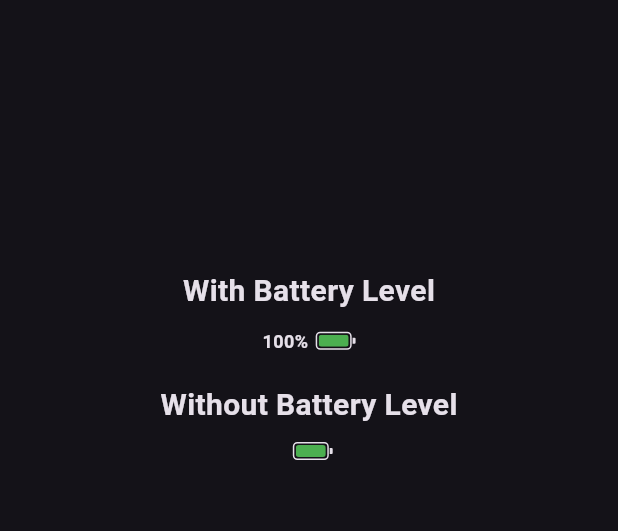
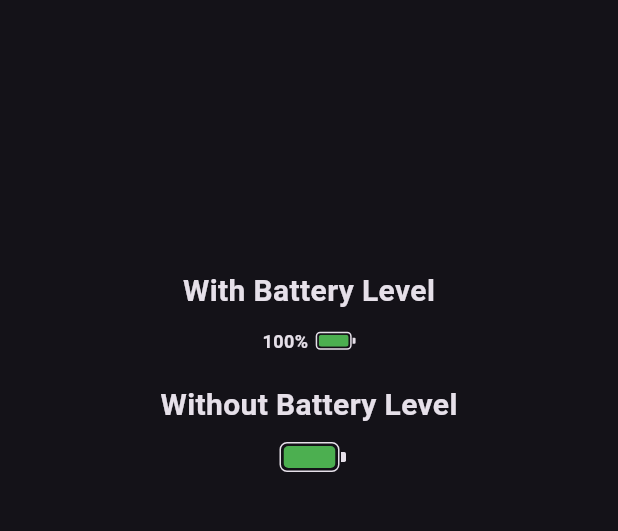
Before and after one commit to mantreshkhurana/realtime_battery_indicator, a Flutter app: the screen it shows after launch, on a phone screen of 412 x 824 dp, the part 74-605 px from its top. Run offline on Flutter 3.47's test engine with Material 2 defaults, Android fonts, the phone set to English and light mode, and no system bars; our stand-ins replace battery_plus.

Commit message:
`v1.0.2` Update

```diff
--- a/example/lib/main.dart
+++ b/example/lib/main.dart
@@ -66,6 +66,12 @@ class MyHomePage extends StatelessWidget {
             children: [
               BatteryIndicator(
                 showBatteryLevel: false,
+                size: 20.0,
+                textStyle: TextStyle(
+                  fontSize: 20.0,
+                  fontWeight: FontWeight.bold,
+                ),
+                duration: Duration(milliseconds: 200),
               ),
             ],
           ),
--- a/lib/src/battery_indicator.dart
+++ b/lib/src/battery_indicator.dart
@@ -1,6 +1,7 @@
 import 'battery_status.dart';
 import 'index.dart';
 
+/// A widget that displays the battery level and status.
 class DefaultBatteryIndicator extends StatelessWidget {
   const DefaultBatteryIndicator({
     super.key,
@@ -11,14 +12,19 @@ class DefaultBatteryIndicator extends StatelessWidget {
     this.duration = const Duration(seconds: 1),
   }) : assert(trackAspectRatio >= 1, 'width:height must >= 1');
 
+  /// The battery status.
   final DefaultBatteryStatus status;
 
+  /// The height of the track.
   final double trackHeight;
 
+  /// The width of the track.
   final double trackAspectRatio;
 
+  /// The curve of the animation.
   final Curve curve;
 
+  /// The duration of the animation.
   final Duration duration;
 
   @override
--- a/lib/src/battery_status.dart
+++ b/lib/src/battery_status.dart
@@ -1,6 +1,7 @@
 import 'battery_status_type.dart';
 import 'index.dart';
 
+/// [DefaultBatteryStatus] is a class that displays the battery level and status.
 class DefaultBatteryStatus {
   const DefaultBatteryStatus({
     required int value,
--- a/lib/src/realtime.dart
+++ b/lib/src/realtime.dart
@@ -59,12 +59,28 @@ Widget getBatteryLevel() {
   );
 }
 
+/// [BatteryIndicator] is a widget that displays the battery level and status.
 class BatteryIndicator extends StatefulWidget {
+  /// [showBatteryLevel] is a boolean that determines whether to show the battery level.
   final bool showBatteryLevel;
+
+  /// [textStyle] is a TextStyle that determines the style of the battery level.
+  final TextStyle textStyle;
+
+  /// [size] is a double that determines the size of the battery indicator.
+  final double size;
+
+  final Duration duration;
 
   const BatteryIndicator({
     super.key,
     this.showBatteryLevel = true,
+    this.textStyle = const TextStyle(
+      fontSize: 12.0,
+      fontWeight: FontWeight.w600,
+    ),
+    this.size = 12.0,
+    this.duration = const Duration(milliseconds: 300),
   });
 
   @override
@@ -119,10 +135,7 @@ class _BatteryIndicatorState extends State<BatteryIndicator> {
               widget.showBatteryLevel
                   ? Text(
                       '${snapshot.data}%',
-                      style: const TextStyle(
-                        fontSize: 12.0,
-                        fontWeight: FontWeight.w600,
-                      ),
+                      style: widget.textStyle,
                     )
                   : const SizedBox(),
               const SizedBox(
@@ -137,10 +150,10 @@ class _BatteryIndicatorState extends State<BatteryIndicator> {
                           ? DefaultBatteryStatusType.low
                           : DefaultBatteryStatusType.normal,
                 ),
-                trackHeight: 12.0,
+                trackHeight: widget.size,
                 trackAspectRatio: 2.0,
                 curve: Curves.ease,
-                duration: const Duration(milliseconds: 300),
+                duration: widget.duration,
               ),
             ],
           );
--- a/pubspec.yaml
+++ b/pubspec.yaml
@@ -1,6 +1,6 @@
 name: realtime_battery_indicator
 description: A realtime good looking customizable battery indicator for all platforms.
-version: 1.0.1
+version: 1.0.2
 homepage: https://github.com/mantreshkhurana/realtime_battery_indicator
 repository: https://github.com/mantreshkhurana/realtime_battery_indicator
 
```
Also changed, not shown: 3 other files.
